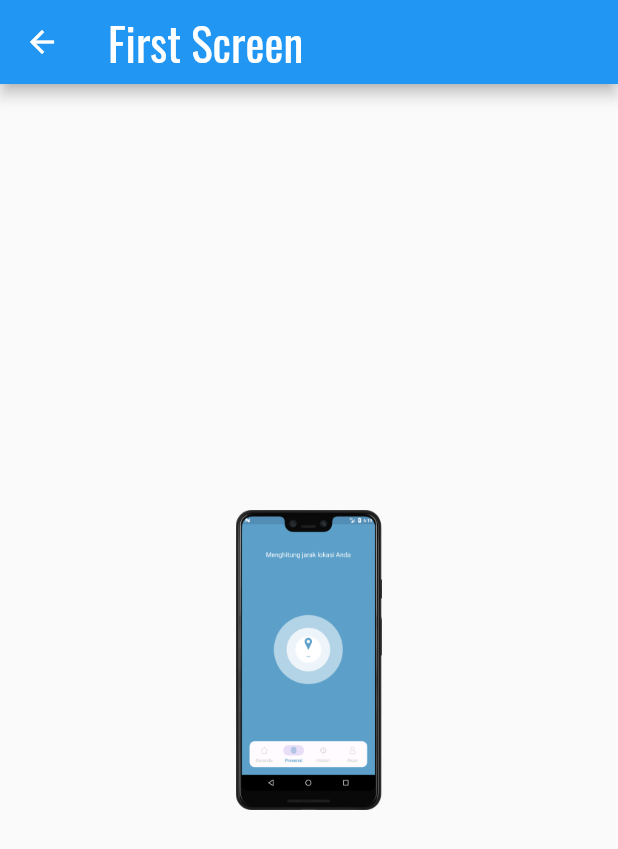
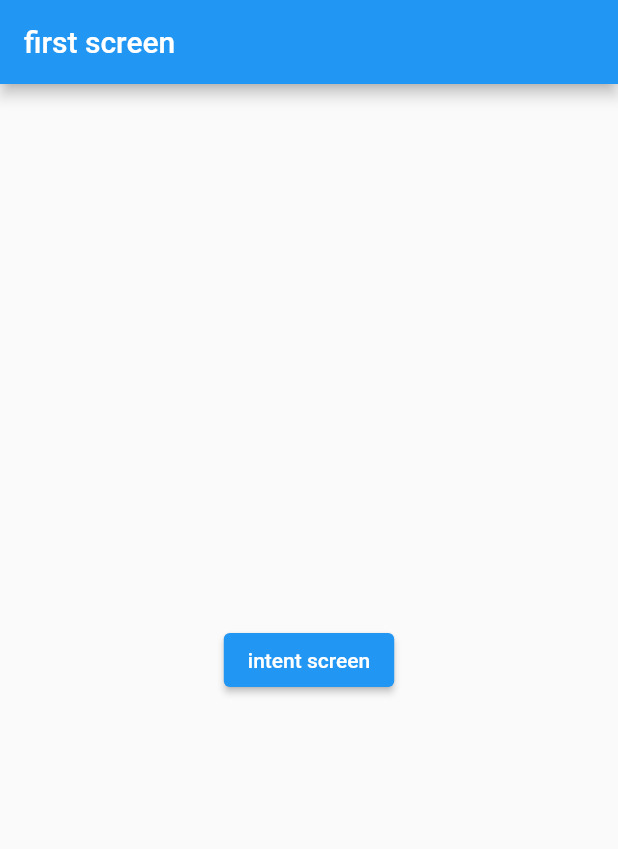
Before and after one commit to gunadermawan/multiplatform-flutter-beginner, a Flutter app: the FirstScreen screen opened directly, on a phone screen of 412 x 824 dp. Shown: the top 849 px of the screen. Run offline on Flutter 3.47's test engine with Material 2 defaults, Android fonts, the phone set to English and light mode, and no system bars.

Commit message:
sample of intent with another screen

```diff
--- a/lib/main.dart
+++ b/lib/main.dart
@@ -1,5 +1,5 @@
 import 'package:flutter/material.dart';
-import 'package:flutter_beginer/expanded.dart';
+import 'package:flutter_beginer/navigator/navigator.dart';
 
 void main() {
   runApp(const MyApp());
@@ -11,50 +11,49 @@ class MyApp extends StatelessWidget {
   @override
   Widget build(BuildContext context) {
     return MaterialApp(
-      title: 'Flutter Demo',
-      theme: ThemeData(primarySwatch: Colors.blue),
-      home: const RainbowFlexibleWidget(),
-    );
+        title: 'Flutter Demo',
+        theme: ThemeData(primarySwatch: Colors.blue),
+        home: const FirstScreen());
   }
 }
 
-class FirstScreen extends StatefulWidget {
-  const FirstScreen({Key? key}) : super(key: key);
-
-  @override
-  State<FirstScreen> createState() => _FirstScreenState();
-}
-
-class _FirstScreenState extends State<FirstScreen> {
-  String? language;
-  bool agree = false;
-
-  @override
-  Widget build(BuildContext context) {
-    return Scaffold(
-      appBar: AppBar(
-        title: const Text(
-          'First Screen',
-          style: TextStyle(fontFamily: 'Oswald', fontSize: 30),
-        ),
-      ),
-      body: Center(
-        child: Image.asset(
-          'images/attendance_app.png',
-          width: 200,
-          height: 200,
-        ),
-      ),
-    );
-  }
-
-  void showSnackbar() {
-    ScaffoldMessenger.of(context).showSnackBar(SnackBar(
-      content: Text('$language selected'),
-      duration: const Duration(seconds: 1),
-    ));
-  }
-}
+// class FirstScreen extends StatefulWidget {
+//   const FirstScreen({Key? key}) : super(key: key);
+//
+//   @override
+//   State<FirstScreen> createState() => _FirstScreenState();
+// }
+//
+// class _FirstScreenState extends State<FirstScreen> {
+//   String? language;
+//   bool agree = false;
+//
+//   @override
+//   Widget build(BuildContext context) {
+//     return Scaffold(
+//       appBar: AppBar(
+//         title: const Text(
+//           'First Screen',
+//           style: TextStyle(fontFamily: 'Oswald', fontSize: 30),
+//         ),
+//       ),
+//       body: Center(
+//         child: Image.asset(
+//           'images/attendance_app.png',
+//           width: 200,
+//           height: 200,
+//         ),
+//       ),
+//     );
+//   }
+//
+//   void showSnackbar() {
+//     ScaffoldMessenger.of(context).showSnackBar(SnackBar(
+//       content: Text('$language selected'),
+//       duration: const Duration(seconds: 1),
+//     ));
+//   }
+// }
 
 // class ScrollingScreen extends StatelessWidget {
 //   final List<int> numberList = [1, 2, 3, 4, 5, 6, 7, 8, 9, 10];
--- /dev/null
+++ b/lib/navigator/navigator.dart
@@ -0,0 +1,45 @@
+import 'package:flutter/material.dart';
+
+class SecondScreen extends StatelessWidget {
+  const SecondScreen({Key? key}) : super(key: key);
+
+  @override
+  Widget build(BuildContext context) {
+    return Scaffold(
+      appBar: AppBar(
+        title: const Text('Second Screen'),
+      ),
+      body: Center(
+        child: OutlinedButton(
+          child: const Text('back'),
+          onPressed: () {
+            Navigator.pop(context);
+          },
+        ),
+      ),
+    );
+  }
+}
+
+class FirstScreen extends StatelessWidget {
+  const FirstScreen({Key? key}) : super(key: key);
+
+  @override
+  Widget build(BuildContext context) {
+    return Scaffold(
+      appBar: AppBar(
+        title: const Text('first screen'),
+      ),
+      body: Center(
+        child: ElevatedButton(
+          child: const Text('intent screen'),
+          onPressed: () {
+            Navigator.push(context, MaterialPageRoute(builder: (context) {
+              return const SecondScreen();
+            }));
+          },
+        ),
+      ),
+    );
+  }
+}
```
